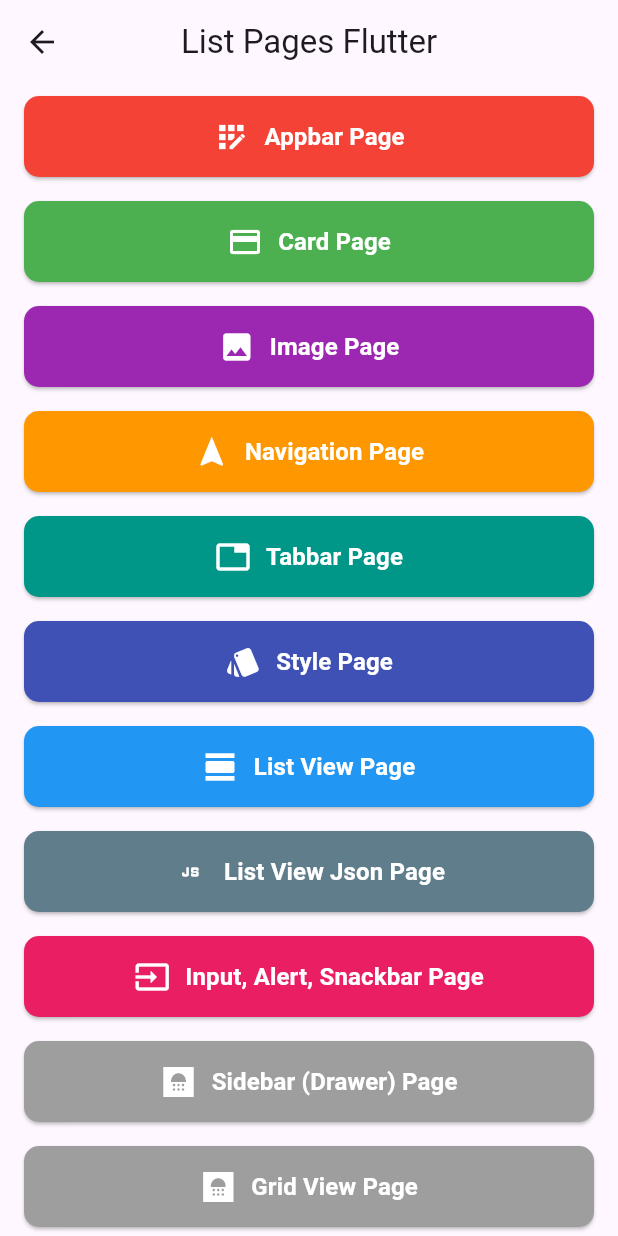
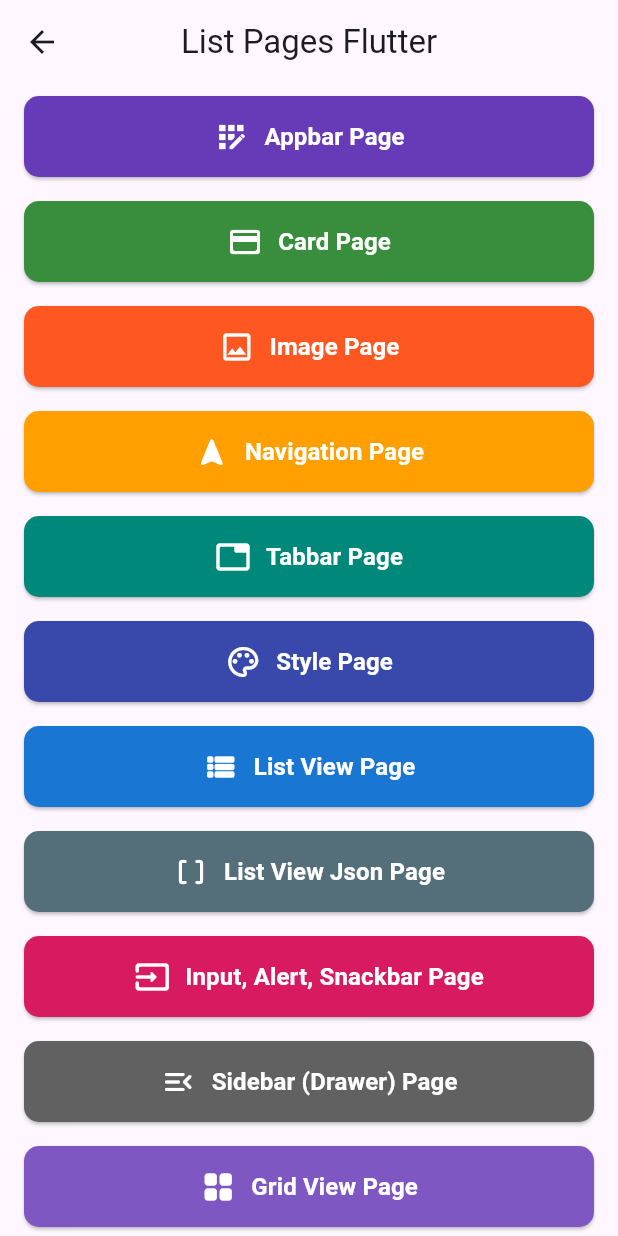
Before and after one commit to OnlyHans1/kk4rpl-practice, a Flutter app: the ListPages screen opened by its route, on a phone screen of 412 x 824 dp. Run offline on Flutter 3.47's test engine with Material 3 defaults, Android fonts, the phone set to English and light mode, and no system bars.

Commit message:
done bang

```diff
--- a/lib/ui/pages/list_pages.dart
+++ b/lib/ui/pages/list_pages.dart
@@ -12,84 +12,84 @@ class ListPages extends StatelessWidget {
         centerTitle: true,
       ),
       body: ListView(
-        children: const [
-          CustomButton(
+        children: [
+          const CustomButton(
             text: 'Appbar Page',
             icon: Icons.app_registration,
             route: '/AppbarPage',
-            buttonColor: Colors.red,
+            buttonColor: Colors.deepPurple,
           ),
           CustomButton(
             text: 'Card Page',
-            icon: Icons.credit_card,
+            icon: Icons.credit_card_rounded,
             route: '/CardPage',
-            buttonColor: Colors.green,
+            buttonColor: Colors.green[700],
           ),
-          CustomButton(
+          const CustomButton(
             text: 'Image Page',
-            icon: Icons.image,
+            icon: Icons.image_outlined,
             route: '/ImagePage',
-            buttonColor: Colors.purple,
+            buttonColor: Colors.deepOrange,
           ),
           CustomButton(
             text: 'Navigation Page',
-            icon: Icons.navigation,
+            icon: Icons.navigation_rounded,
             route: '/Navigation',
-            buttonColor: Colors.orange,
+            buttonColor: Colors.amber[700],
           ),
           CustomButton(
             text: 'Tabbar Page',
-            icon: Icons.tab,
+            icon: Icons.tab_rounded,
             route: '/TabbarPage',
-            buttonColor: Colors.teal,
+            buttonColor: Colors.teal[600],
           ),
           CustomButton(
             text: 'Style Page',
-            icon: Icons.style,
+            icon: Icons.palette_outlined,
             route: '/StylePage',
-            buttonColor: Colors.indigo,
+            buttonColor: Colors.indigo[600],
           ),
           CustomButton(
             text: 'List View Page',
-            icon: Icons.view_day,
+            icon: Icons.view_list_rounded,
             route: '/ListView',
-            buttonColor: Colors.blue,
+            buttonColor: Colors.blue[700],
           ),
           CustomButton(
             text: 'List View Json Page',
-            icon: Icons.javascript,
+            icon: Icons.data_array_rounded,
             route: '/ListViewJson',
-            buttonColor: Colors.blueGrey,
+            buttonColor: Colors.blueGrey[600],
           ),
           CustomButton(
             text: 'Input, Alert, Snackbar Page',
-            icon: Icons.input,
+            icon: Icons.input_rounded,
             route: '/SnackbarPage',
-            buttonColor: Colors.pink,
+            buttonColor: Colors.pink[600],
           ),
           CustomButton(
             text: 'Sidebar (Drawer) Page',
-            icon: Icons.bathroom_sharp,
+            icon: Icons.menu_open_rounded,
             route: '/DrawerPage',
-            buttonColor: Colors.grey,
+            buttonColor: Colors.grey[700],
           ),
           CustomButton(
             text: 'Grid View Page',
-            icon: Icons.bathroom_sharp,
+            icon: Icons.grid_view_rounded,
             route: '/GridViewPage',
-            buttonColor: Colors.grey,
+            buttonColor: Colors.deepPurple[400],
           ),
           CustomButton(
             text: 'Gradient Page',
-            icon: Icons.bathroom_sharp,
+            icon: Icons.gradient_rounded,
             route: '/GradientPage',
-            buttonColor: Colors.grey,
+            buttonColor: Colors.deepOrange[400],
           ),
           CustomButton(
             text: 'Form Page',
-            icon: Icons.bathroom_sharp,
+            icon: Icons.format_list_bulleted_rounded,
             route: '/FormPage',
-            buttonColor: Colors.grey,
+            buttonColor: Colors.green[600],
           ),
         ],
       ),
```
Also changed, not shown: lib/ui/pages/form_pages.dart (+7 -2 lines), lib/ui/pages/gradient_pages.dart (+30 -14 lines).
